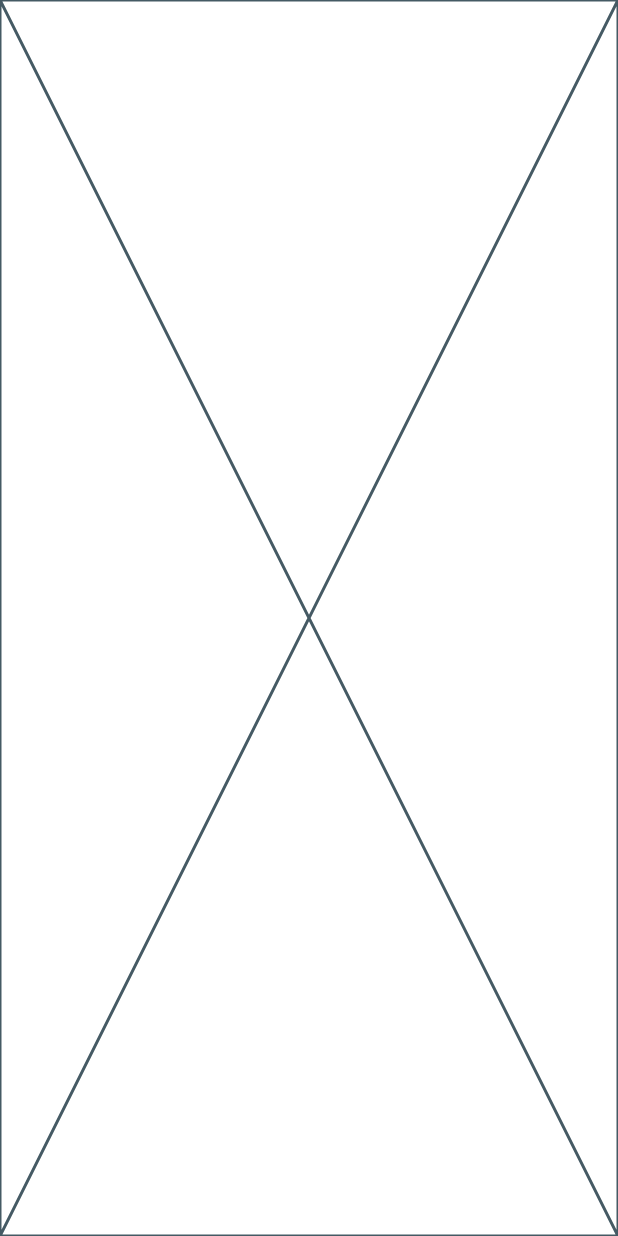
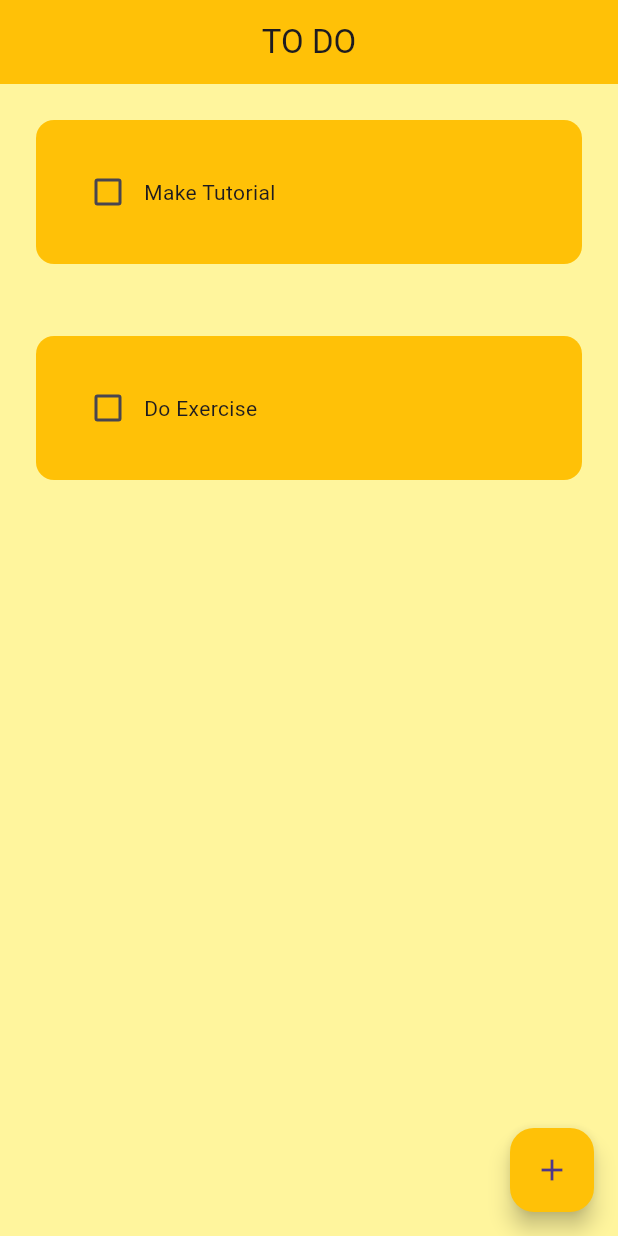
Before and after one commit to xvortim/todo, a Flutter app: the screen it shows after launch, on a phone screen of 412 x 824 dp. Run offline on Flutter 3.47's test engine with Material 3 defaults, Android fonts, the phone set to English and light mode, and no system bars.

```diff
--- a/lib/main.dart
+++ b/lib/main.dart
@@ -1,4 +1,5 @@
 import 'package:flutter/material.dart';
+import 'package:todo/pages/home_page.dart';
 
 void main() {
   runApp(const MyApp());
@@ -9,6 +10,16 @@ class MyApp extends StatelessWidget {
 
   @override
   Widget build(BuildContext context) {
-    return const Placeholder();
+    return MaterialApp(
+      debugShowCheckedModeBanner: false,
+      theme: ThemeData(
+        appBarTheme: const AppBarTheme(
+          iconTheme: IconThemeData(color: Colors.black),
+          color: Colors.amber,
+        ),
+        primarySwatch: Colors.amber,
+      ),
+      home: const HomePage(),
+    );
   }
 }
--- /dev/null
+++ b/lib/pages/home_page.dart
@@ -0,0 +1,57 @@
+import 'package:flutter/material.dart';
+import 'package:todo/util/dialog_box.dart';
+import 'package:todo/util/todo_tile.dart';
+
+class HomePage extends StatefulWidget {
+  const HomePage({super.key});
+
+  @override
+  State<HomePage> createState() => _HomePageState();
+}
+
+class _HomePageState extends State<HomePage> {
+  List toDoList = [
+    ["Make Tutorial", false],
+    ["Do Exercise", false],
+  ];
+
+  void checkBoxChanged(bool? value, int index) {
+    setState(() {
+      toDoList[index][1] = !toDoList[index][1];
+    });
+  }
+
+  void createNewTask() {
+    showDialog(
+      context: context,
+      builder: (context) {
+        return const DialogBox();
+      },
+    );
+  }
+
+  @override
+  Widget build(BuildContext context) {
+    return Scaffold(
+      backgroundColor: Colors.yellow[200],
+      appBar: AppBar(
+        centerTitle: true,
+        title: const Text('TO DO'),
+      ),
+      floatingActionButton: FloatingActionButton(
+        backgroundColor: Colors.amber,
+        onPressed: createNewTask,
+        child: const Icon(Icons.add),
+      ),
+      body: ListView.builder(
+          itemCount: toDoList.length,
+          itemBuilder: (context, index) {
+            return ToDoTile(
+              taskName: toDoList[index][0],
+              taskCompleted: toDoList[index][1],
+              onChanged: (value) => checkBoxChanged(value, index),
+            );
+          }),
+    );
+  }
+}
--- /dev/null
+++ b/lib/util/todo_tile.dart
@@ -0,0 +1,46 @@
+import 'package:flutter/material.dart';
+
+// ignore: must_be_immutable
+class ToDoTile extends StatelessWidget {
+  final String taskName;
+  final bool taskCompleted;
+  Function(bool?)? onChanged;
+
+  ToDoTile({
+    super.key,
+    required this.taskName,
+    required this.taskCompleted,
+    required this.onChanged,
+  });
+
+  @override
+  Widget build(BuildContext context) {
+    return Padding(
+      padding: const EdgeInsets.all(24.0),
+      child: Container(
+        padding: const EdgeInsets.all(24.0),
+        decoration: BoxDecoration(
+          color: Colors.amber,
+          borderRadius: BorderRadius.circular(12),
+        ),
+        child: Row(
+          children: [
+            Checkbox(
+              value: taskCompleted,
+              onChanged: onChanged,
+              activeColor: Colors.black,
+            ),
+            Text(
+              taskName,
+              style: TextStyle(
+                decoration: taskCompleted
+                    ? TextDecoration.lineThrough
+                    : TextDecoration.none,
+              ),
+            ),
+          ],
+        ),
+      ),
+    );
+  }
+}
```
Also changed, not shown: lib/util/dialog_box.dart (added, +24 -0 lines), lib/util/my_button.dart (added, +10 -0 lines).
